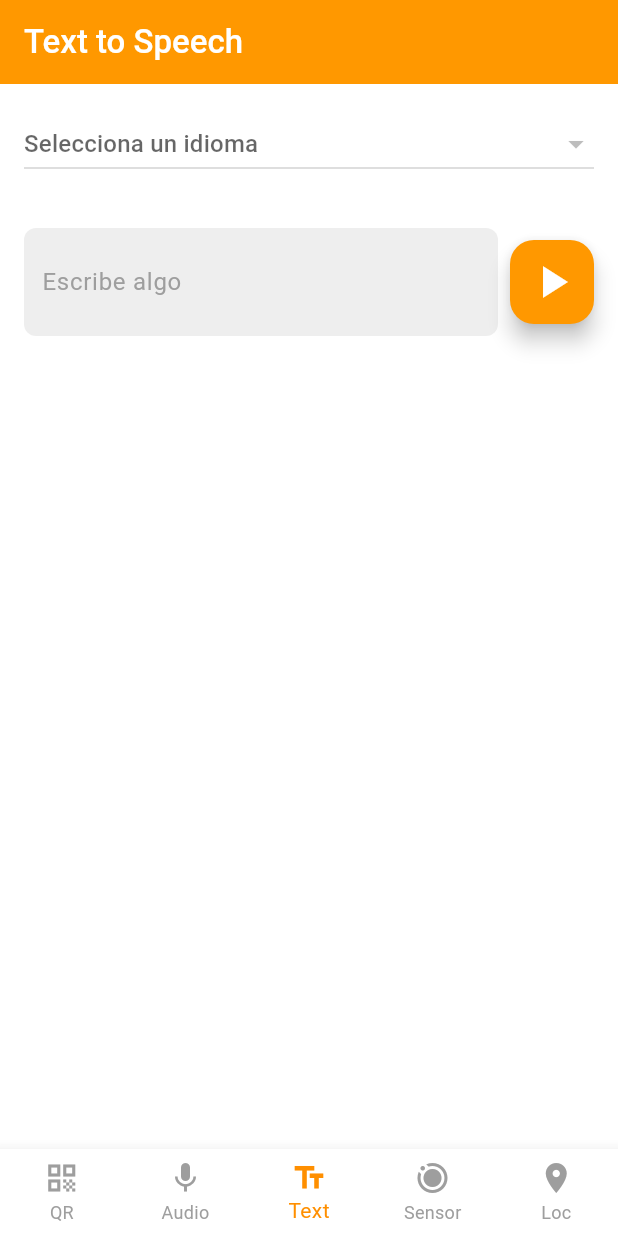
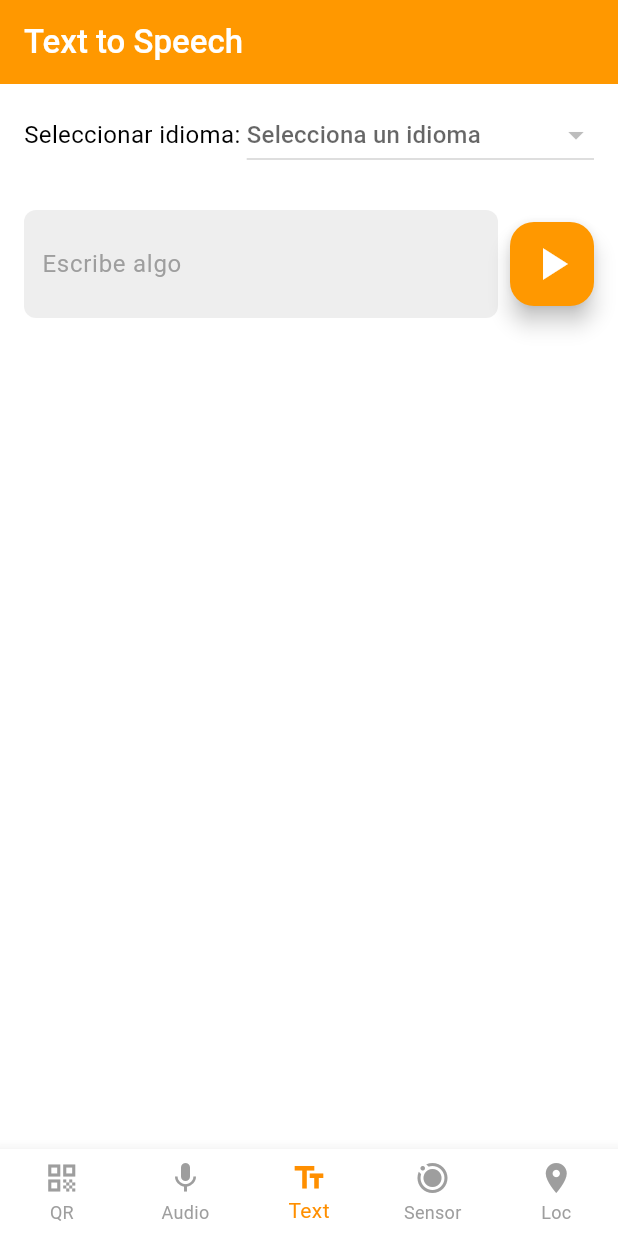
Before and after one commit to HiramZednem/phone-tools, a Flutter app: the screen it shows after launch, item 3 of the bottom bar chosen, on a phone screen of 412 x 824 dp. Run offline on Flutter 3.47's test engine with Material 3 defaults, Android fonts, the phone set to English and light mode, and no system bars; our stand-ins replace flutter_svg, flutter_tts, geolocator, sensors_plus, speech_to_text; missing offline and left inert: mobile_scanner.

Commit message:
barra seleccion idioma mejorada

```diff
--- a/lib/screens/screenstextspecht.dart
+++ b/lib/screens/screenstextspecht.dart
@@ -223,20 +223,30 @@ class _TextSpechState extends State<Texspech> {
       builder: (context, snapshot) {
         if (snapshot.hasData) {
           return Padding(
-            padding: const EdgeInsets.all(16.0),
-            child: DropdownButton<String>(
-              value: language,
-              items:
-                  getLanguageDropDownMenuItems(snapshot.data as List<dynamic>),
-              onChanged: changedLanguageDropDownItem,
-              hint: const Text("Selecciona un idioma"),
-              isExpanded: true,
+            padding:
+                const EdgeInsets.symmetric(horizontal: 16.0, vertical: 10.0),
+            child: Row(
+              crossAxisAlignment: CrossAxisAlignment.center,
+              children: [
+                const Text('Seleccionar idioma: ',
+                    style: TextStyle(fontSize: 16, color: Colors.black)),
+                Flexible(
+                  child: DropdownButton<String>(
+                    value: language,
+                    items: getLanguageDropDownMenuItems(
+                        snapshot.data as List<dynamic>),
+                    onChanged: changedLanguageDropDownItem,
+                    hint: const Text("Selecciona un idioma"),
+                    isExpanded: true,
+                    dropdownColor: Colors.white,
+                  ),
+                ),
+              ],
             ),
           );
-        } else if (snapshot.hasError) {
-          return const Text('Error cargando los idiomas');
         } else {
-          return const Text('Cargando idiomas...');
+          return const SizedBox
+              .shrink(); // Ocultar en caso de que no haya datos
         }
       },
     );
```
